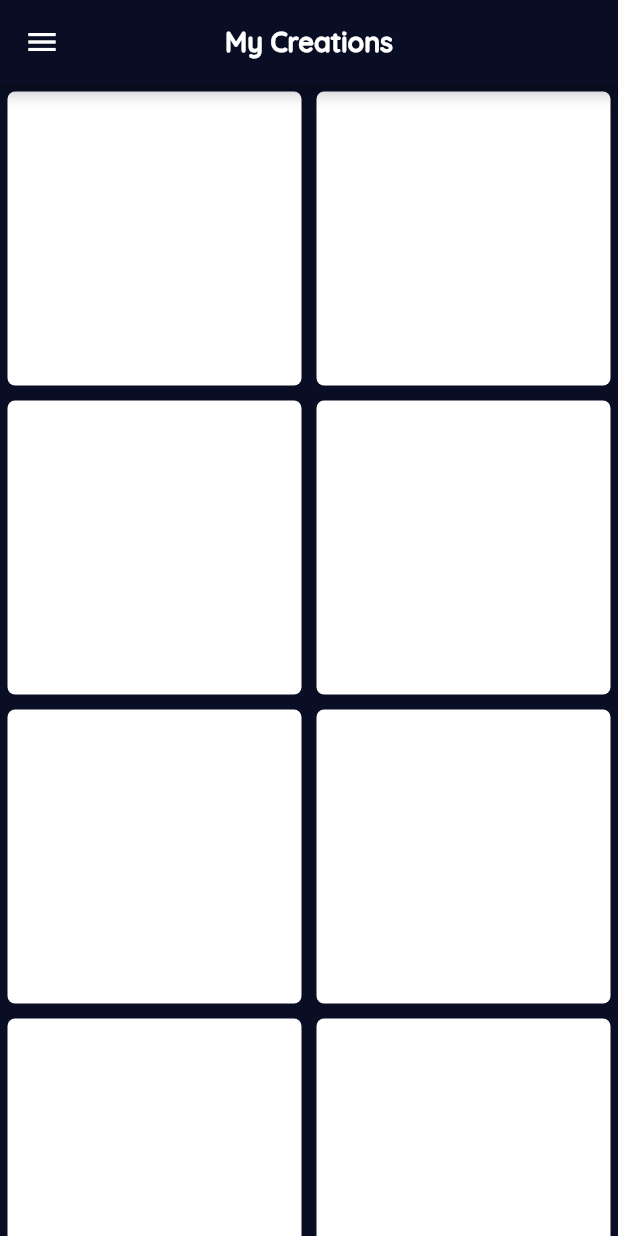
After one commit to lansoyyy/fotoverse, a Flutter app: the MyCreationsPage screen opened directly, on a phone screen of 412 x 824 dp. The commit adds this screen. Run offline on Flutter 3.47's test engine with Material 2 defaults, Android fonts, the phone set to English and light mode, and no system bars; our stand-ins replace fluttertoast, image_picker; missing offline and left inert: tflite; project files that could hold a hidden picture were left out.

Commit message:
added mycreations page

```diff
--- /dev/null
+++ b/lib/screens/pages/my_creations_page.dart
@@ -0,0 +1,43 @@
+import 'package:flutter/material.dart';
+import 'package:fotoverse/widgets/text_widget.dart';
+
+import '../../utils/colors.dart';
+import '../../widgets/drawer_widget.dart';
+
+class MyCreationsPage extends StatelessWidget {
+  const MyCreationsPage({Key? key}) : super(key: key);
+
+  @override
+  Widget build(BuildContext context) {
+    return Scaffold(
+      appBar: AppBar(
+        backgroundColor: primary,
+        title:
+            TextBold(text: 'My Creations', fontSize: 18, color: Colors.white),
+        centerTitle: true,
+      ),
+      drawer: const DrawerWidget(),
+      body: Container(
+          height: double.infinity,
+          width: double.infinity,
+          decoration: const BoxDecoration(
+            color: primary,
+          ),
+          child: GridView.builder(
+            gridDelegate: const SliverGridDelegateWithFixedCrossAxisCount(
+                crossAxisCount: 2),
+            itemBuilder: (context, index) {
+              return Padding(
+                padding: const EdgeInsets.all(5.0),
+                child: Container(
+                  decoration: BoxDecoration(
+                    color: Colors.white,
+                    borderRadius: BorderRadius.circular(5),
+                  ),
+                ),
+              );
+            },
+          )),
+    );
+  }
+}
--- a/lib/widgets/drawer_widget.dart
+++ b/lib/widgets/drawer_widget.dart
@@ -1,6 +1,7 @@
 import 'package:flutter/material.dart';
 import 'package:fotoverse/screens/auth/login_screen.dart';
 import 'package:fotoverse/screens/home_screen.dart';
+import 'package:fotoverse/screens/pages/my_creations_page.dart';
 import 'package:fotoverse/utils/colors.dart';
 import 'package:fotoverse/widgets/text_widget.dart';
 
@@ -72,7 +73,7 @@ class _MyDrawerState extends State<DrawerWidget> {
               ),
               onTap: () {
                 Navigator.of(context).pushReplacement(MaterialPageRoute(
-                    builder: (context) => const HomeScreen()));
+                    builder: (context) => const MyCreationsPage()));
               },
             ),
             ListTile(
```
